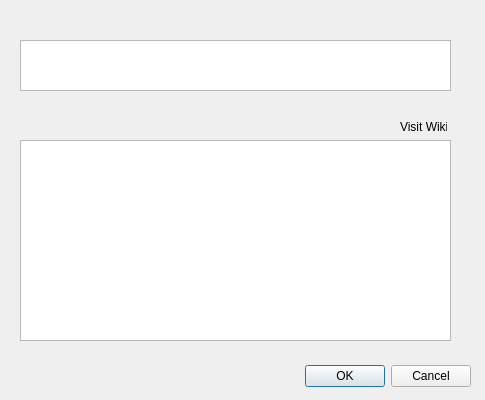
The window that infowindow.ui (hrafnkelli14/Verklegt-verkefni-3) describes before a commit, drawn with Qt 5.
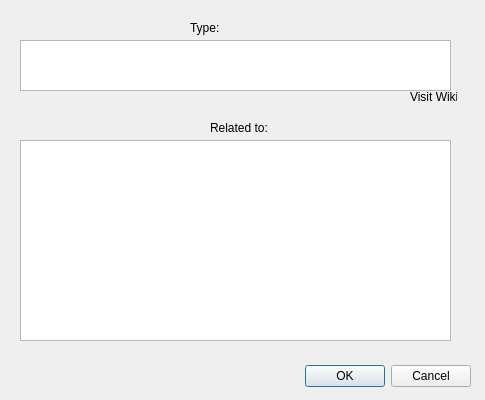
The same window after the commit.

Commit message: info window seemingly ready

```diff
--- a/infowindow.ui
+++ b/infowindow.ui
@@ -32,8 +32,8 @@
   <widget class="QLabel" name="wikiLabel">
    <property name="geometry">
     <rect>
-     <x>400</x>
-     <y>120</y>
+     <x>410</x>
+     <y>90</y>
      <width>47</width>
      <height>13</height>
     </rect>
@@ -62,6 +62,32 @@
     </rect>
    </property>
   </widget>
+  <widget class="QLabel" name="label">
+   <property name="geometry">
+    <rect>
+     <x>210</x>
+     <y>120</y>
+     <width>81</width>
+     <height>16</height>
+    </rect>
+   </property>
+   <property name="text">
+    <string>Related to:</string>
+   </property>
+  </widget>
+  <widget class="QLabel" name="typeLabel">
+   <property name="geometry">
+    <rect>
+     <x>190</x>
+     <y>20</y>
+     <width>101</width>
+     <height>16</height>
+    </rect>
+   </property>
+   <property name="text">
+    <string>Type:</string>
+   </property>
+  </widget>
  </widget>
  <resources/>
  <connections>
```
The commit also changes 1 other file.
